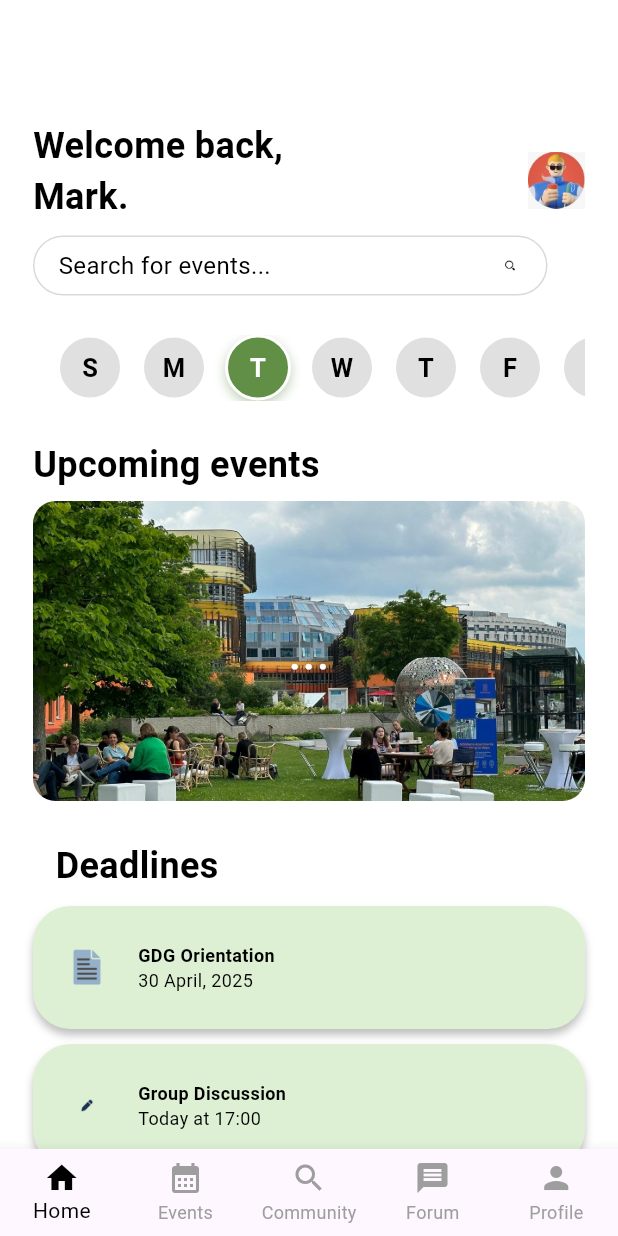
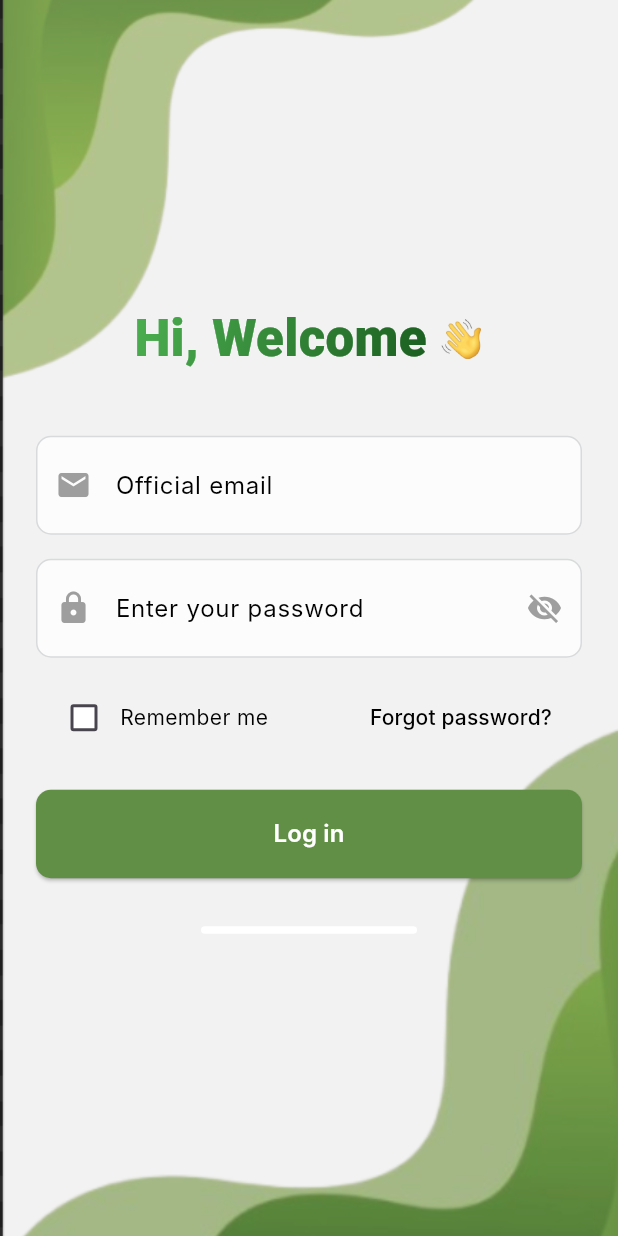
Before and after one commit to Akshatajais/igdtuwcommunity, a Flutter app: the screen it shows after launch, on a phone screen of 412 x 824 dp. Run offline on Flutter 3.47's test engine with Material 3 defaults, Android fonts, the phone set to English and light mode, and no system bars; Roboto replaces fonts that are missing (Inter, SF Pro, SF Pro Display).

Commit message:
login changes after backend

```diff
--- a/lib/main.dart
+++ b/lib/main.dart
@@ -1,7 +1,7 @@
 import 'package:flutter/material.dart';
 import 'widgets/community_widget.dart';
 
-import 'screens/dynamic_screen.dart'; // <-- Make sure this import is correct
+import 'screens/login_page.dart'; // <-- Make sure this import is correct
 
 
 void main() {
@@ -21,7 +21,7 @@ class MyApp extends StatelessWidget {
         fontFamily: 'SF Pro Display',
         scaffoldBackgroundColor: Colors.white,
       ),
-      home: const HomeScreen(),
+      home: const LoginPage(),
     );
   }
 }
--- a/lib/screens/dynamic_screen.dart
+++ b/lib/screens/dynamic_screen.dart
@@ -1,8 +1,11 @@
 import 'package:flutter/material.dart';
+import 'package:your_app_name/screens/account_settings_screen.dart';
 import 'community_screen.dart';
 import 'calendar_screen.dart';
 import 'main_screen.dart';
 import 'reddit_screen.dart';
+import 'account_settings_screen.dart';
+
 
 class HomeScreen extends StatefulWidget {
   const HomeScreen({super.key});
@@ -19,7 +22,7 @@ class _HomeScreenState extends State<HomeScreen> {
     const CalendarScreen(),
     const CommunityScreen(),
     RedditScreen(),
-    const Placeholder(),
+    const AccountSettingsScreen(),
 
   ];
 
--- /dev/null
+++ b/lib/screens/login_page.dart
@@ -0,0 +1,304 @@
+import 'package:flutter/material.dart';
+import '../services/auth_service.dart';
+import '../screens/dynamic_screen.dart'; // Import HomeScreen
+
+class LoginPage extends StatefulWidget {
+  const LoginPage({Key? key}) : super(key: key);
+
+  @override
+  _LoginPageState createState() => _LoginPageState();
+}
+
+class _LoginPageState extends State<LoginPage> {
+  final TextEditingController _emailController = TextEditingController();
+  final TextEditingController _passwordController = TextEditingController();
+  bool _rememberMe = false;
+  bool _obscurePassword = true;
+  final _formKey = GlobalKey<FormState>();
+  final AuthService _authService = AuthService();
+  bool _isLoading = false;
+
+  @override
+  void dispose() {
+    _emailController.dispose();
+    _passwordController.dispose();
+    super.dispose();
+  }
+
+  String? _validateEmail(String? value) {
+    if (value == null || value.isEmpty) {
+      return 'Please enter your email';
+    }
+    String pattern = r'^[a-zA-Z0-9._%+-]+@[a-zA-Z0-9.-]+\.[a-zA-Z]{2,}$';
+    RegExp regExp = RegExp(pattern);
+    if (!regExp.hasMatch(value)) {
+      return 'Enter a valid email';
+    }
+    return null;
+  }
+
+  String? _validatePassword(String? value) {
+    if (value == null || value.isEmpty) {
+      return 'Please enter your password';
+    }
+    if (value.length < 6) {
+      return 'Password must be at least 6 characters';
+    }
+    return null;
+  }
+
+  void _handleLogin() async {
+    if (_formKey.currentState?.validate() ?? false) {
+      setState(() {
+        _isLoading = true;
+      });
+
+      try {
+        final response = await _authService.login(
+          _emailController.text,
+          _passwordController.text,
+        );
+
+        if (mounted) {
+          Navigator.pushReplacement(
+            context,
+            MaterialPageRoute(builder: (context) => const HomeScreen()),
+          );
+        }
+      } catch (e) {
+        if (mounted) {
+          ScaffoldMessenger.of(context).showSnackBar(
+            SnackBar(content: Text(e.toString())),
+          );
+        }
+      } finally {
+        if (mounted) {
+          setState(() {
+            _isLoading = false;
+          });
+        }
+      }
+    }
+  }
+
+  @override
+  Widget build(BuildContext context) {
+    return Scaffold(
+      body: Stack(
+        children: [
+          Positioned.fill(
+            child: Image.asset(
+              'assets/images/bg.png',
+              fit: BoxFit.cover,
+            ),
+          ),
+          SafeArea(
+            child: SingleChildScrollView(
+              child: SizedBox(
+                height: MediaQuery.of(context).size.height,
+                child: Padding(
+                  padding: const EdgeInsets.symmetric(horizontal: 24),
+                  child: Column(
+                    mainAxisAlignment: MainAxisAlignment.center,
+                    children: [
+                      Row(
+                        mainAxisAlignment: MainAxisAlignment.center,
+                        children: [
+                          ShaderMask(
+                            shaderCallback: (Rect bounds) {
+                              return const LinearGradient(
+                                colors: [
+                                  Color(0xFF4CAF50),
+                                  Color(0xFF1B5E20),
+                                ],
+                                begin: Alignment.topLeft,
+                                end: Alignment.bottomRight,
+                              ).createShader(bounds);
+                            },
+                            child: const Text(
+                              'Hi, Welcome',
+                              style: TextStyle(
+                                fontFamily: 'SF Pro',
+                                fontSize: 34,
+                                fontWeight: FontWeight.w900,
+                                color: Colors.white,
+                              ),
+                            ),
+                          ),
+                          const SizedBox(width: 8),
+                          Image.asset(
+                            'assets/images/welcome_icon.png',
+                            width: 30,
+                            height: 31,
+                          ),
+                        ],
+                      ),
+                      const SizedBox(height: 40),
+                      Form(
+                        key: _formKey,
+                        child: Column(
+                          children: [
+                            _buildInputField(
+                              controller: _emailController,
+                              hintText: 'Official email',
+                              icon: Icons.email,
+                              validator: _validateEmail,
+                            ),
+                            const SizedBox(height: 16),
+                            _buildInputField(
+                              controller: _passwordController,
+                              hintText: 'Enter your password',
+                              icon: Icons.lock,
+                              obscureText: _obscurePassword,
+                              suffix: IconButton(
+                                icon: Icon(
+                                  _obscurePassword
+                                      ? Icons.visibility_off
+                                      : Icons.visibility,
+                                  color: Colors.grey,
+                                ),
+                                onPressed: () {
+                                  setState(() {
+                                    _obscurePassword = !_obscurePassword;
+                                  });
+                                },
+                              ),
+                              validator: _validatePassword,
+                            ),
+                            const SizedBox(height: 16),
+                            Padding(
+                              padding:
+                                  const EdgeInsets.symmetric(horizontal: 8),
+                              child: Row(
+                                mainAxisAlignment:
+                                    MainAxisAlignment.spaceBetween,
+                                children: [
+                                  Row(
+                                    children: [
+                                      Checkbox(
+                                        value: _rememberMe,
+                                        onChanged: (value) {
+                                          setState(() {
+                                            _rememberMe = value ?? false;
+                                          });
+                                        },
+                                        checkColor: Colors.black,
+                                        fillColor: MaterialStateProperty
+                                            .resolveWith<Color>(
+                                          (states) => _rememberMe
+                                              ? Colors.green
+                                              : Colors.white,
+                                        ),
+                                      ),
+                                      const Text(
+                                        'Remember me',
+                                        style: TextStyle(
+                                          fontFamily: 'Inter',
+                                          fontSize: 14,
+                                          color: Colors.black,
+                                        ),
+                                      ),
+                                    ],
+                                  ),
+                                  TextButton(
+                                    onPressed: () {
+                                      // Handle forgot password
+                                    },
+                                    child: const Text(
+                                      'Forgot password?',
+                                      style: TextStyle(
+                                        fontFamily: 'Inter',
+                                        fontSize: 14,
+                                        color: Colors.black,
+                                      ),
+                                    ),
+                                  ),
+                                ],
+                              ),
+                            ),
+                            const SizedBox(height: 24),
+                            SizedBox(
+                              width: double.infinity,
+                              height: 59,
+                              child: ElevatedButton(
+                                onPressed: _isLoading ? null : _handleLogin,
+                                style: ElevatedButton.styleFrom(
+                                  backgroundColor: const Color(0xFF618F46),
+                                  shape: RoundedRectangleBorder(
+                                    borderRadius: BorderRadius.circular(10),
+                                  ),
+                                ),
+                                child: _isLoading
+                                    ? const CircularProgressIndicator(
+                                        color: Colors.white)
+                                    : const Text(
+                                        'Log in',
+                                        style: TextStyle(
+                                          fontFamily: 'Inter',
+                                          fontSize: 16,
+                                          fontWeight: FontWeight.w600,
+                                          color: Colors.white,
+                                        ),
+                                      ),
+                              ),
+                            ),
+                            const SizedBox(height: 32),
+                            Container(
+                              width: 144,
+                              height: 5,
+                              decoration: BoxDecoration(
+                                borderRadius: BorderRadius.circular(100),
+                                color: Colors.white,
+                              ),
+                            ),
+                          ],
+                        ),
+                      ),
+                    ],
+                  ),
+                ),
+              ),
+            ),
+          ),
+        ],
+      ),
+    );
+  }
+
+  Widget _buildInputField({
+    required TextEditingController controller,
+    required String hintText,
+    required IconData icon,
+    bool obscureText = false,
+    Widget? suffix,
+    String? Function(String?)? validator,
+  }) {
+    return Container(
+      decoration: BoxDecoration(
+        borderRadius: BorderRadius.circular(10),
+        border: Border.all(color: const Color(0xFFD8DADC), width: 1),
+        color: Colors.white.withOpacity(0.8),
+      ),
+      child: TextFormField(
+        controller: controller,
+        obscureText: obscureText,
+        validator: validator,
+        decoration: InputDecoration(
+          hintText: hintText,
+          hintStyle: const TextStyle(
+            fontFamily: 'Inter',
+            fontSize: 16,
+            color: Colors.black,
+            fontWeight: FontWeight.w400,
+            height: 1,
+          ),
+          border: InputBorder.none,
+          contentPadding:
+              const EdgeInsets.symmetric(horizontal: 16, vertical: 20),
+          prefixIcon: Icon(icon, color: Colors.grey),
+          suffixIcon: suffix,
+        ),
+      ),
+    );
+  }
+}
--- /dev/null
+++ b/package.json
@@ -0,0 +1,5 @@
+{
+  "dependencies": {
+    "dotenv": "^16.5.0"
+  }
+}
--- a/pubspec.yaml
+++ b/pubspec.yaml
@@ -14,6 +14,8 @@ dependencies:
   flutter:
     sdk: flutter
   cupertino_icons: ^1.0.2
+  http: ^0.13.6  # or latest version
+
 
 dev_dependencies:
   flutter_test:
@@ -73,3 +75,5 @@ flutter:
     - assets/images/deadline1.png
     - assets/images/deadline2.png
     - assets/images/battery.jpg
+    - assets/images/bg.png
+    - assets/images/welcome_icon.png
```
Also changed, not shown: lib/screens/account_settings_screen.dart (added, +249 -0 lines), lib/services/auth_service.dart (added, +87 -0 lines), lib/widgets/toggle_switch.dart (added, +66 -0 lines), assets/images/bg.png (added), assets/images/welcome_icon.png (added), package-lock.json (added), pubspec.lock, 7 other files.
